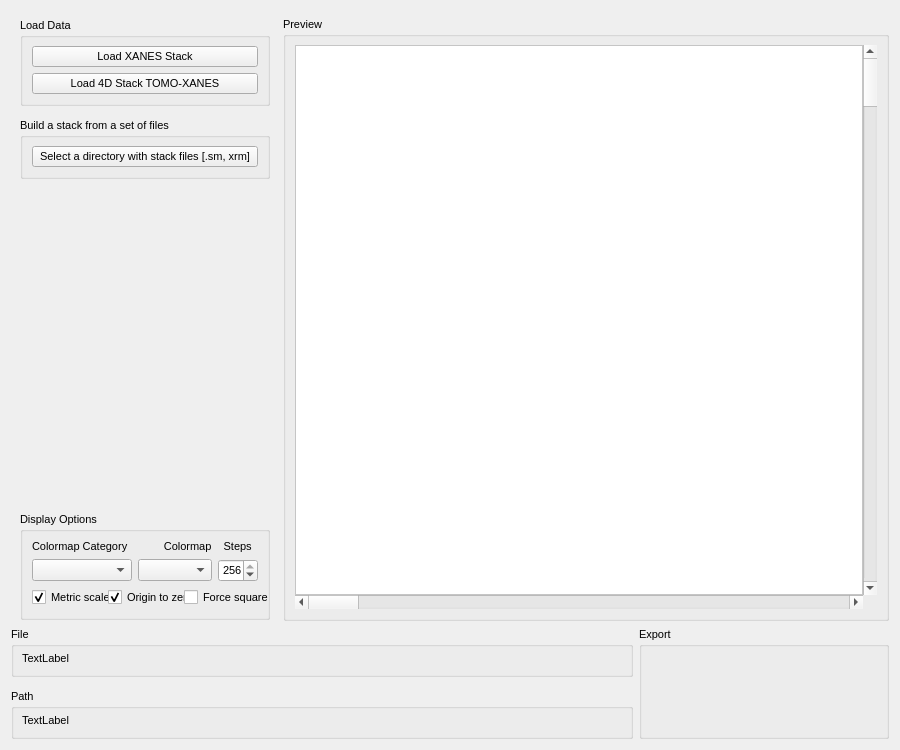
Qt form pageloaddata.ui (mlerotic/spectromicroscopy) before a commit.
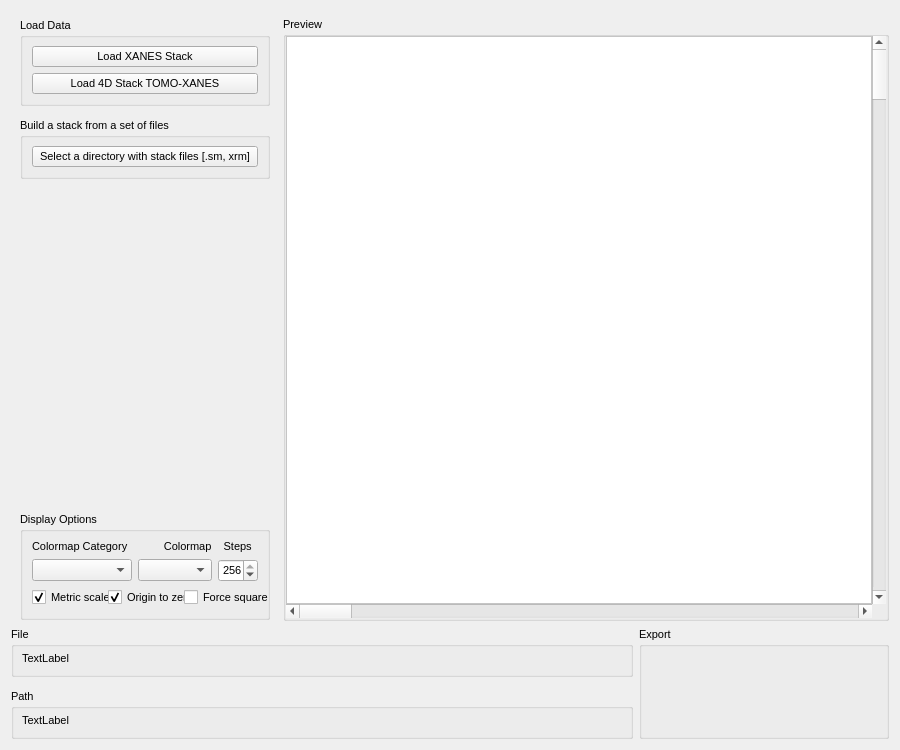
The same form after that commit. Custom widgets are drawn as their Qt base class.

Commit message: GUI tweaks, Python 3.8 compatibility and initial tests for new stack alignment routine

What changed in the file:
```diff
--- a/pageloaddata.ui
+++ b/pageloaddata.ui
@@ -447,6 +447,21 @@
         <string>Preview</string>
        </property>
        <layout class="QHBoxLayout" name="horizontalLayout_3">
+        <property name="spacing">
+         <number>0</number>
+        </property>
+        <property name="leftMargin">
+         <number>0</number>
+        </property>
+        <property name="topMargin">
+         <number>0</number>
+        </property>
+        <property name="rightMargin">
+         <number>0</number>
+        </property>
+        <property name="bottomMargin">
+         <number>0</number>
+        </property>
         <item>
          <layout class="QGridLayout" name="gridLayout_2" columnstretch="0,0" columnminimumwidth="0,0">
           <property name="sizeConstraint">
```
The commit also changes 5 other files.
